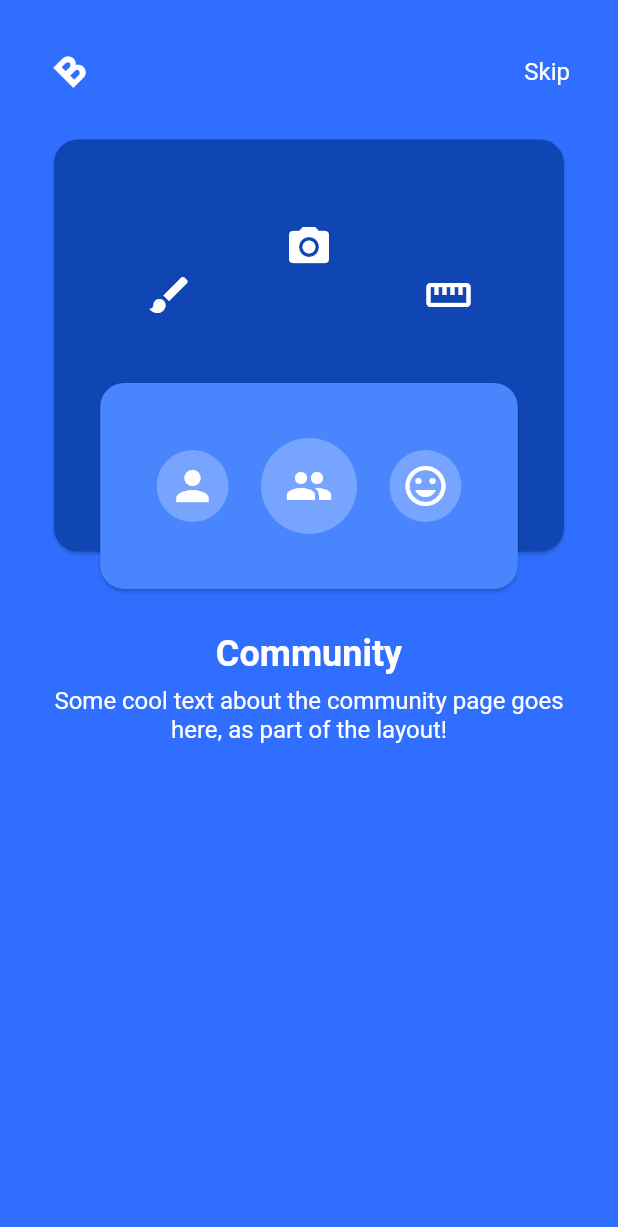
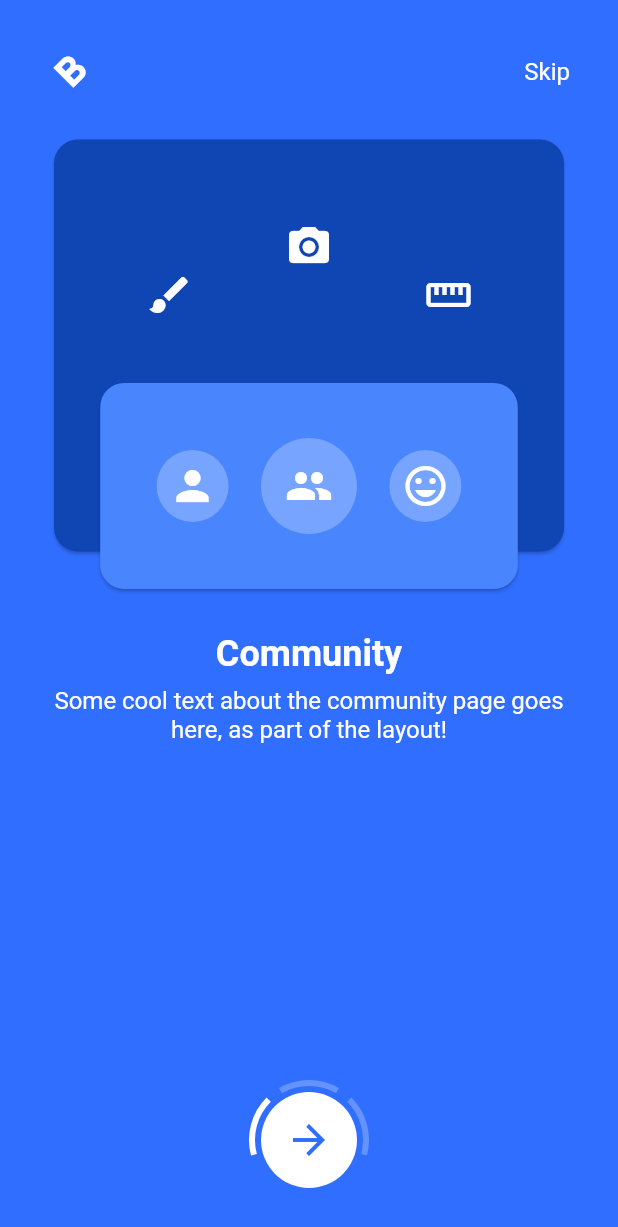
Before and after one commit to victoroka/Onboarding_Concept, a Flutter app: the screen it shows after launch, on a phone screen of 412 x 824 dp. Shown: the top 1227 px of the screen. Run offline on Flutter 3.47's test engine with Material 2 defaults, Android fonts, the phone set to English and light mode, and no system bars.

Commit message:
add onboarding screen button

```diff
--- a/lib/screens/onboarding/onboarding.dart
+++ b/lib/screens/onboarding/onboarding.dart
@@ -8,6 +8,8 @@ import 'package:onboarding_concept/screens/onboarding/pages/education/index.dart
 import 'package:onboarding_concept/screens/onboarding/pages/onboarding_page.dart';
 import 'package:onboarding_concept/screens/onboarding/pages/work/index.dart';
 import 'package:onboarding_concept/screens/onboarding/widgets/header.dart';
+import 'package:onboarding_concept/screens/onboarding/widgets/next_page_button.dart';
+import 'package:onboarding_concept/screens/onboarding/widgets/onboarding_page_indicator.dart';
 
 class Onboarding extends StatefulWidget {
   @override
@@ -90,6 +92,12 @@ class _OnboardingState extends State<Onboarding> {
               Expanded(
                 child: _getPage(),
               ),
+              OnboardingPageIndicator(
+                currentPage: _current_page,
+                child: NextPageButton(
+                  onPressed: _nextPage,
+                ),
+              )
             ],
           ),
         ),
--- /dev/null
+++ b/lib/screens/onboarding/widgets/onboarding_page_indicator.dart
@@ -0,0 +1,87 @@
+import 'dart:math';
+import 'package:flutter/material.dart';
+import 'package:onboarding_concept/constants.dart';
+
+class OnboardingPageIndicator extends StatelessWidget {
+  final int currentPage;
+  final Widget child;
+
+  const OnboardingPageIndicator({
+    @required this.currentPage,
+    @required this.child,
+  })  : assert(currentPage != null),
+        assert(child != null);
+
+  Color _getPageIndicatorColor(int pageIndex) {
+    return currentPage > pageIndex ? kWhite : kWhite.withOpacity(0.25);
+  }
+
+  double get indicatorGap => pi / 12;
+  double get indicatorLength => pi / 3;
+
+  @override
+  Widget build(BuildContext context) {
+    return Container(
+      child: CustomPaint(
+        painter: _OnboardingPageIndicatorPainter(
+          color: _getPageIndicatorColor(0),
+          startAngle: (4 * indicatorLength) - (indicatorLength + indicatorGap),
+          indicatorLength: indicatorLength,
+        ),
+        child: CustomPaint(
+          painter: _OnboardingPageIndicatorPainter(
+            color: _getPageIndicatorColor(1),
+            startAngle: 4 * indicatorLength,
+            indicatorLength: indicatorLength,
+          ),
+          child: CustomPaint(
+            painter: _OnboardingPageIndicatorPainter(
+              color: _getPageIndicatorColor(2),
+              startAngle: (4 * indicatorLength) + (indicatorLength + indicatorGap),
+              indicatorLength: indicatorLength,
+            ),
+            child: child,
+          ),
+        ),
+      ),
+    );
+  }
+}
+
+class _OnboardingPageIndicatorPainter extends CustomPainter {
+  final Color color;
+  final double startAngle;
+  final double indicatorLength;
+
+  const _OnboardingPageIndicatorPainter({
+    @required this.color,
+    @required this.startAngle,
+    @required this.indicatorLength,
+  })  : assert(color != null),
+        assert(startAngle != null),
+        assert(indicatorLength != null);
+
+  @override
+  void paint(Canvas canvas, Size size) {
+    var paint = Paint()
+      ..color = color
+      ..style = PaintingStyle.stroke
+      ..strokeWidth = 4.0;
+
+    canvas.drawArc(
+      Rect.fromCircle(
+        center: Offset(size.width / 2, size.height / 2),
+        radius: (size.shortestSide + 12.0) / 2,
+      ),
+      startAngle,
+      indicatorLength,
+      false,
+      paint,
+    );
+  }
+
+  @override
+  bool shouldRepaint(_OnboardingPageIndicatorPainter oldDelegate) {
+    return this.color != oldDelegate.color || this.startAngle != oldDelegate.startAngle;
+  }
+}
```
Also changed, not shown: lib/screens/login/widgets/header.dart (added, +34 -0 lines).
